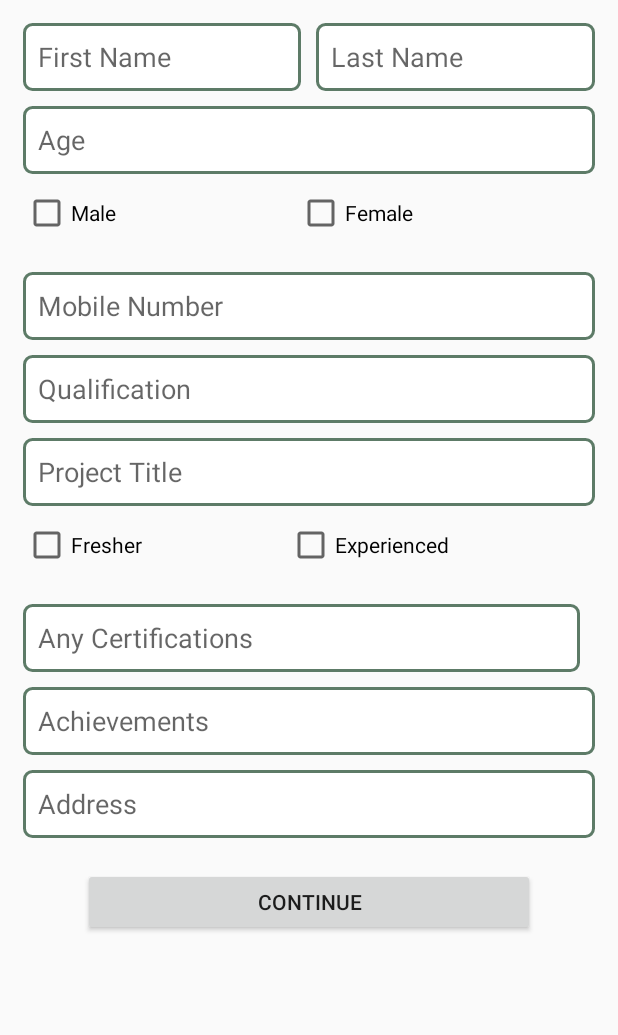
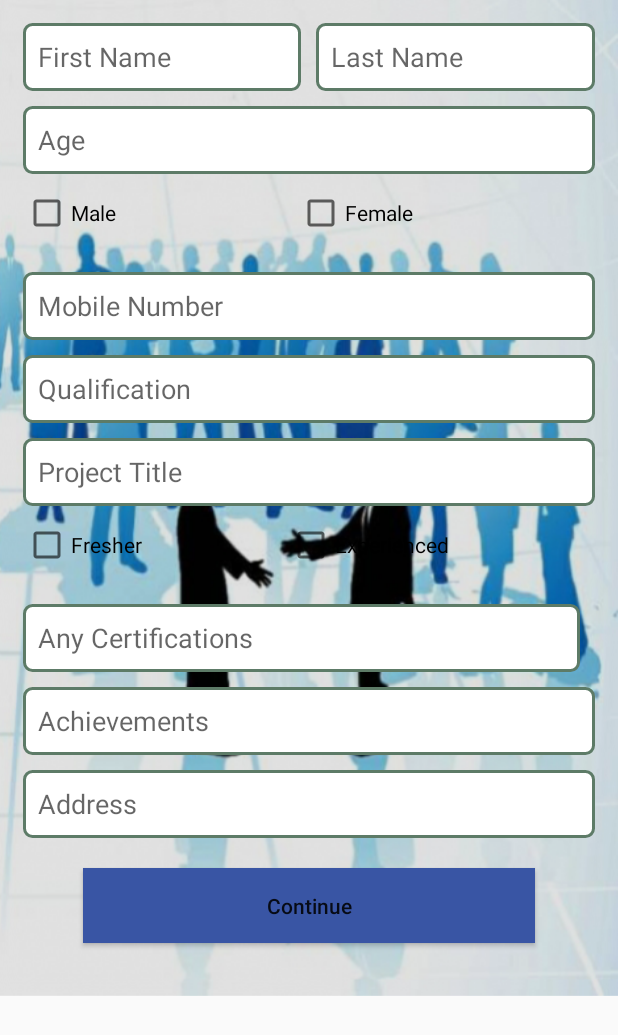
Before and after one commit to narendramarikanti/JobMaker, an Android app: the Registration_Screen screen opened directly, with no data from a screen before it, on a phone screen of 412 x 824 dp. Shown: the top 1035 px of the screen. Run offline under Robolectric (Android 15) with nearby library versions, the phone set to English and light mode, and no system bars.

Commit message:
registration edited
siddhu

```diff
--- a/app/src/main/res/layout/activity_registration__screen.xml
+++ b/app/src/main/res/layout/activity_registration__screen.xml
@@ -2,17 +2,15 @@
 <ScrollView
     android:layout_height="wrap_content"
     android:layout_width="wrap_content"
+    android:background="@mipmap/bg3"
     xmlns:android="http://schemas.android.com/apk/res/android" >
-
 
 <LinearLayout xmlns:android="http://schemas.android.com/apk/res/android"
     xmlns:tools="http://schemas.android.com/tools"
     android:layout_width="match_parent"
     android:layout_height="match_parent"
     android:orientation="vertical"
-
-
-   android:layout_margin="15dp"
+    android:layout_margin="15dp"
     tools:context="com.nsds.jobmaker.activity.Registration_Screen">
 
     <LinearLayout
@@ -42,7 +40,6 @@
             android:layout_height="45dp"
             android:background="@drawable/edit_style"
             android:inputType="textPersonName"
-
             android:ems="10"
             android:id="@+id/editText14" />
     </LinearLayout>
@@ -54,8 +51,7 @@
         android:hint="Age"
         android:layout_marginTop="10dp"
         android:background="@drawable/edit_style"
-        android:id="@+id/editText6"
-         />
+        android:id="@+id/editText6"/>
 
     <LinearLayout
         android:orientation="horizontal"
@@ -87,8 +83,7 @@
         android:layout_marginTop="10dp"
         android:hint="Mobile Number"
         android:layout_height="45dp"
-        android:id="@+id/editText7"
-          />
+        android:id="@+id/editText7"/>
 
     <EditText
         android:layout_width="match_parent"
@@ -147,7 +142,6 @@
         android:layout_height="45dp"
         android:layout_marginTop="10dp"
         android:hint="Achievements"
-
         android:paddingLeft="10dp"
         android:id="@+id/editText11"
         android:layout_gravity="center_horizontal" />
@@ -157,19 +151,21 @@
         android:background="@drawable/edit_style"
         android:layout_height="45dp"
         android:hint="Address"
-       android:paddingLeft="10dp"
+        android:paddingLeft="10dp"
         android:id="@+id/editText12"
         android:layout_marginTop="10dp"
         android:layout_gravity="center_horizontal" />
 
     <Button
         android:layout_width="match_parent"
-        android:layout_height="45dp"
+        android:layout_height="50dp"
         android:layout_marginTop="20dp"
         android:layout_marginLeft="40dp"
         android:layout_marginRight="40dp"
-        android:text="Continue"  />
-
+        android:layout_marginBottom="20dp"
+        android:text="Continue"
+        android:textAllCaps="false"
+        android:background="@color/refresh"/>
 
 
  </LinearLayout>
```
